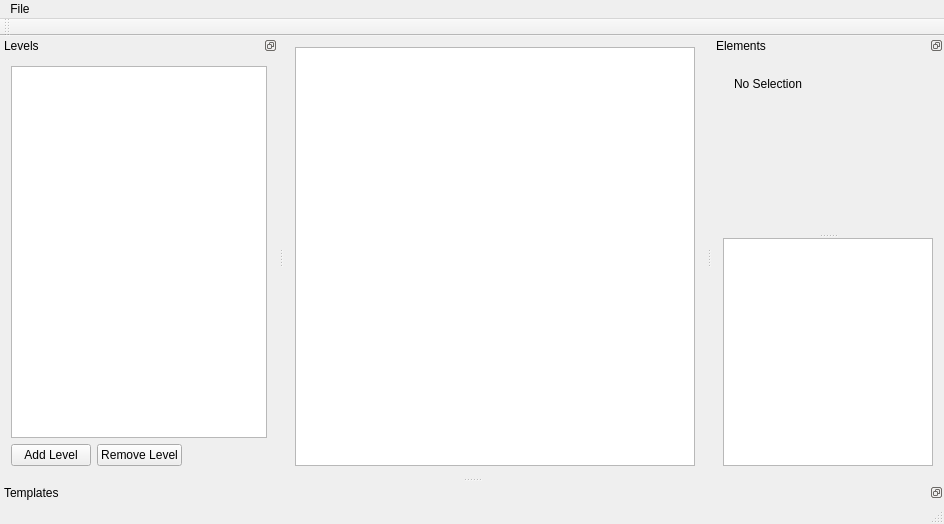
Qt form mainwindow.ui (jreuss/tudimapper) before a commit.
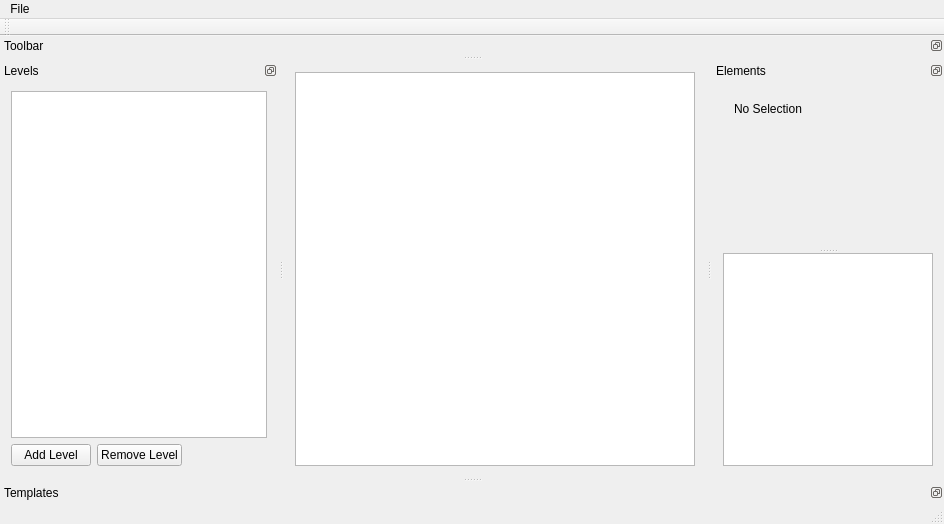
The same form after that commit. Custom widgets are drawn as their Qt base class.

The edit to the form file:
```diff
--- a/mainwindow.ui
+++ b/mainwindow.ui
@@ -312,6 +312,18 @@
     </layout>
    </widget>
   </widget>
+  <widget class="QDockWidget" name="toolbar">
+   <property name="features">
+    <set>QDockWidget::DockWidgetFloatable|QDockWidget::DockWidgetMovable</set>
+   </property>
+   <property name="windowTitle">
+    <string>Toolbar</string>
+   </property>
+   <attribute name="dockWidgetArea">
+    <number>4</number>
+   </attribute>
+   <widget class="MainToolBar" name="mainToolbar"/>
+  </widget>
   <action name="actionImportSpecial">
    <property name="text">
     <string>Import</string>
@@ -331,6 +343,12 @@
    <header>compound_widgets/template_selection_widget/templatefolderwidget.h</header>
    <container>1</container>
   </customwidget>
+  <customwidget>
+   <class>MainToolBar</class>
+   <extends>QWidget</extends>
+   <header>compound_widgets/main_toolbar/maintoolbar.h</header>
+   <container>1</container>
+  </customwidget>
  </customwidgets>
  <resources/>
  <connections/>
```
